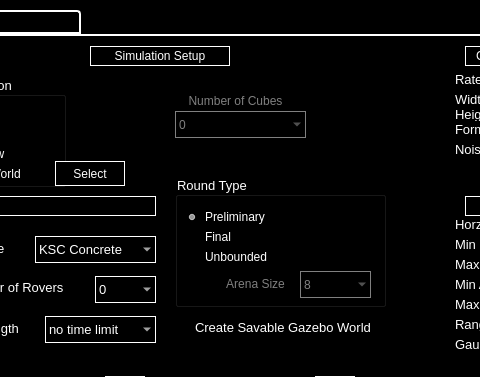
Qt form src/rqt_rover_gui/src/rover_gui_plugin.ui (BCLab-UNM/CPFA-ROS) before a commit; both pictures show x 445 to 925 and y 0 to 377 of the 1100 by 725 pixel window.
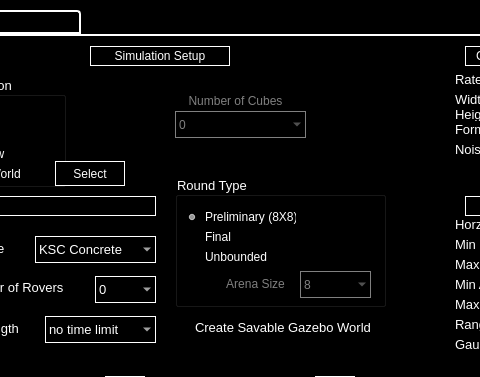
The same form after that commit. Custom widgets are drawn as their Qt base class.

Commit message: The preliminary arena size is set to 8. This displays on GUI. The final arena size is set back to 23.1

What changed in the file:
```diff
--- a/src/rqt_rover_gui/src/rover_gui_plugin.ui
+++ b/src/rqt_rover_gui/src/rover_gui_plugin.ui
@@ -790,7 +790,7 @@
         <string notr="true">color: rgb(255, 255, 255);</string>
        </property>
        <property name="text">
-        <string>Preliminary</string>
+        <string>Preliminary (8X8)</string>
        </property>
        <property name="checked">
         <bool>true</bool>
```
Left out of the diff: 1 changed line with no effect on the pictures. The commit also changes 1 other file.
